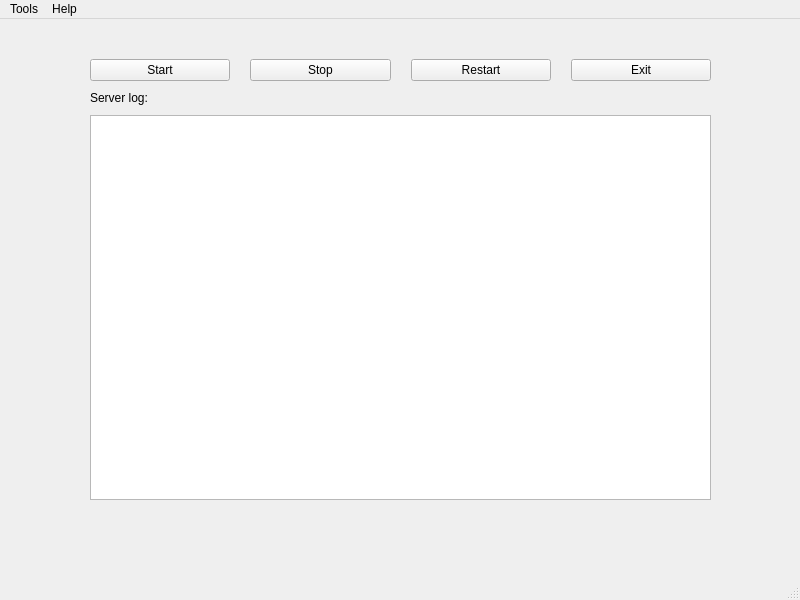
Old version of the form haxball-server/mainwindow.ui in the repository MATF-RS20/RS004-haxball.
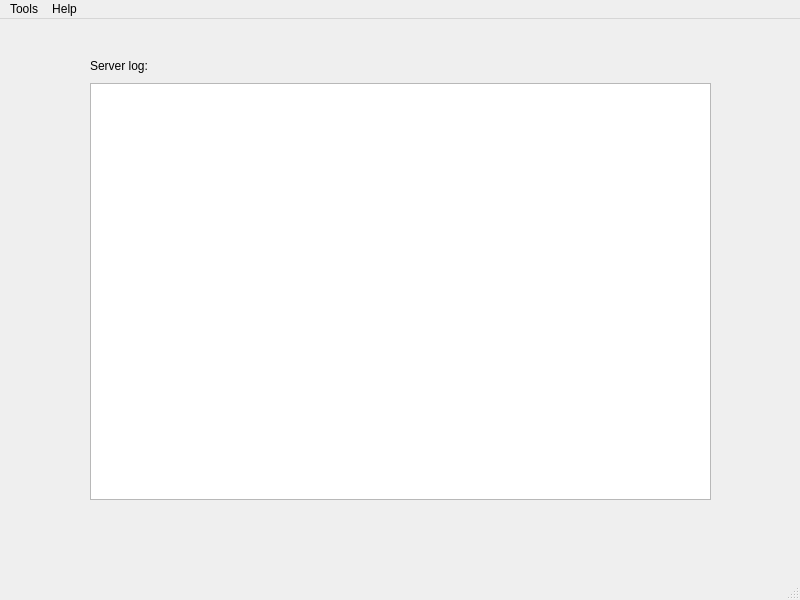
New version of the form.

Patch:
```diff
--- a/haxball-server/mainwindow.ui
+++ b/haxball-server/mainwindow.ui
@@ -20,7 +20,7 @@
    <string>MainWindow</string>
   </property>
   <widget class="QWidget" name="centralwidget">
-   <widget class="QWidget" name="">
+   <widget class="QWidget" name="layoutWidget">
     <property name="geometry">
      <rect>
       <x>90</x>
@@ -38,34 +38,6 @@
        <property name="spacing">
         <number>20</number>
        </property>
-       <item>
-        <widget class="QPushButton" name="startButton">
-         <property name="text">
-          <string>Start</string>
-         </property>
-        </widget>
-       </item>
-       <item>
-        <widget class="QPushButton" name="stopButton">
-         <property name="text">
-          <string>Stop</string>
-         </property>
-        </widget>
-       </item>
-       <item>
-        <widget class="QPushButton" name="restartButton">
-         <property name="text">
-          <string>Restart</string>
-         </property>
-        </widget>
-       </item>
-       <item>
-        <widget class="QPushButton" name="exitButton">
-         <property name="text">
-          <string>Exit</string>
-         </property>
-        </widget>
-       </item>
       </layout>
      </item>
      <item>
```
